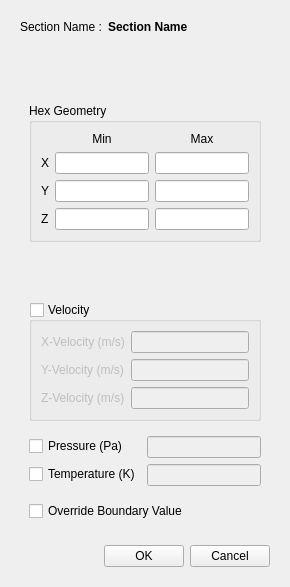
Qt form baramFlow/view/solution/initialization/section_dialog.ui (nextfoam/baram) before a commit.
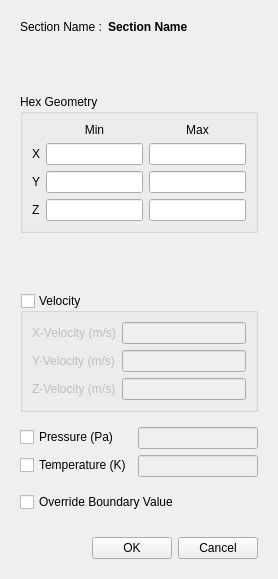
The same form after that commit.

Commit message: Issue baram#704 Layout for conditional widgets is restored.

```diff
--- a/baramFlow/view/solution/initialization/section_dialog.ui
+++ b/baramFlow/view/solution/initialization/section_dialog.ui
@@ -207,6 +207,18 @@
        <item>
         <widget class="QWidget" name="editForm" native="true">
          <layout class="QVBoxLayout" name="verticalLayout_4">
+          <property name="leftMargin">
+           <number>0</number>
+          </property>
+          <property name="topMargin">
+           <number>0</number>
+          </property>
+          <property name="rightMargin">
+           <number>0</number>
+          </property>
+          <property name="bottomMargin">
+           <number>0</number>
+          </property>
           <item>
            <widget class="QStackedWidget" name="sectionStack">
             <property name="font">
@@ -596,6 +608,21 @@
            </widget>
           </item>
           <item>
+           <widget class="QWidget" name="widget_10" native="true">
+            <layout class="QVBoxLayout" name="initialValuesLayout">
+             <property name="leftMargin">
+              <number>0</number>
+             </property>
+             <property name="topMargin">
+              <number>0</number>
+             </property>
+             <property name="rightMargin">
+              <number>0</number>
+             </property>
+             <property name="bottomMargin">
+              <number>0</number>
+             </property>
+             <item>
            <widget class="QGroupBox" name="velocityGroup">
             <property name="title">
              <string>Velocity</string>
@@ -680,6 +707,9 @@
             </layout>
            </widget>
           </item>
+            </layout>
+           </widget>
+          </item>
           <item>
            <widget class="QCheckBox" name="overrideBoundaryValue">
             <property name="text">
```
Left out of the diff: 2 changed lines with no effect on the pictures. Lines whose indentation alone changed are shown as unchanged. The commit also changes 1 other file.
